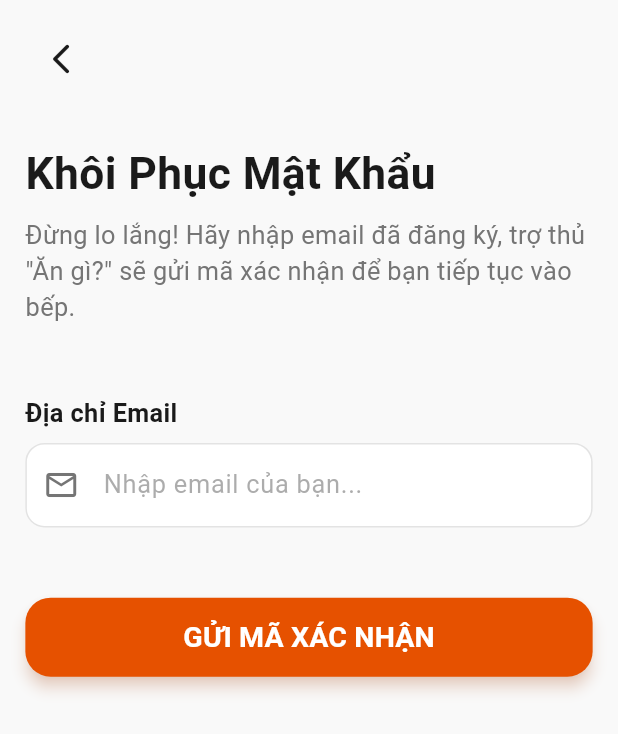
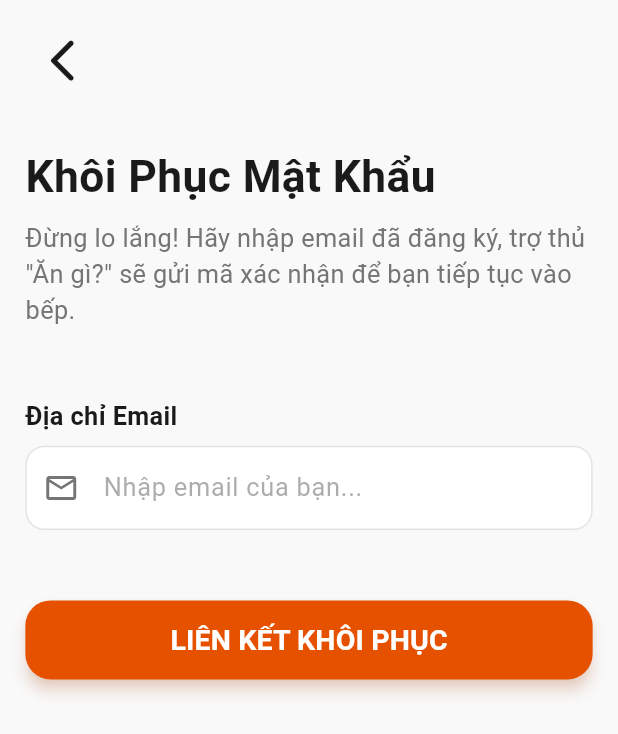
Before and after one commit to WhiteCornFour/an_gi, a Flutter app: the ForgotPasswordPage screen opened directly, on a phone screen of 412 x 824 dp. Shown: the top 734 px of the screen. Run offline on Flutter 3.47's test engine with Material 3 defaults, Android fonts, the phone set to English and light mode, and no system bars; our stand-ins replace dio, firebase_auth, firebase_core, flutter_bloc, hydrated_bloc; missing offline and left inert: dio_cache_interceptor; accounts and stored records are empty.

Commit message:
feat(auth): implement forgot password flow with bloc and firebase

```diff
--- a/lib/features/auth/presentation/bloc/auth_event.dart
+++ b/lib/features/auth/presentation/bloc/auth_event.dart
@@ -20,3 +20,9 @@ class LoginSubmittedEvent extends AuthEvent {
 
   const LoginSubmittedEvent({required this.email, required this.password});
 }
+
+class ForgotPasswordSubmittedEvent extends AuthEvent {
+  final String email;
+
+  const ForgotPasswordSubmittedEvent({required this.email});
+}
--- a/lib/features/auth/presentation/bloc/auth_state.dart
+++ b/lib/features/auth/presentation/bloc/auth_state.dart
@@ -1,4 +1,3 @@
-
 import 'package:firebase_auth/firebase_auth.dart';
 
 abstract class AuthState {
@@ -23,3 +22,7 @@ class AuthLoginSuccessState extends AuthState {
   final User user;
   const AuthLoginSuccessState({required this.user});
 }
+
+class AuthForgotPasswordSuccessState extends AuthState {
+  const AuthForgotPasswordSuccessState();
+}
--- a/lib/features/auth/presentation/constants/auth_strings.dart
+++ b/lib/features/auth/presentation/constants/auth_strings.dart
@@ -33,7 +33,7 @@ class AuthStrings {
       'email_hint': 'Nhập email của bạn...',
       'password_label': 'Mật khẩu',
       'password_hint': 'Nhập mật khẩu của bạn...',
-      'login_button': 'ĐĂNG NHẬP CHẮC CHẮN',
+      'login_button': 'ĐĂNG NHẬP NGAY',
       'forgot_password': 'Quên mật khẩu?',
       'no_account': 'Chưa có tài khoản? ',
       'register_now': 'Đăng ký ngay',
@@ -53,14 +53,14 @@ class AuthStrings {
       'empty_name': 'Họ và tên không được để trống',
       'password_not_match': 'Mật khẩu xác nhận không trùng khớp',
       'register_success': 'Đăng ký thành công tài khoản Ăn Gì!',
-      //Forgot passowrd
+      //Forgot password
       'forgot_title': 'Khôi Phục Mật Khẩu',
       'forgot_subtitle':
           'Đừng lo lắng! Hãy nhập email đã đăng ký, trợ thủ "Ăn gì?" sẽ gửi mã xác nhận để bạn tiếp tục vào bếp.',
-      'send_request_button': 'GỬI MÃ XÁC NHẬN',
+      'send_request_button': 'LIÊN KẾT KHÔI PHỤC',
       'back_to_login': 'Quay lại đăng nhập',
       'success_send_email': 'Liên kết khôi phục đã được gửi vào email của bạn!',
-      //Erors
+      //Errors
       'error_email_already_in_use':
           'Email này đã được đăng ký bởi tài khoản khác.',
       'error_invalid_email': 'Địa chỉ email không đúng định dạng.',
@@ -126,7 +126,7 @@ class AuthStrings {
       'empty_name': 'Full name cannot be empty',
       'password_not_match': 'Confirm password does not match',
       'register_success': 'Successfully registered What to Eat account!',
-      //Forgot passowrd
+      //Forgot password
       'forgot_title': 'Reset Password',
       'forgot_subtitle':
           'Don\'t worry! Enter your registered email, and "What to Eat?" assistant will send a reset link to get you back to the kitchen.',
@@ -134,7 +134,7 @@ class AuthStrings {
       'back_to_login': 'Back to login',
       'success_send_email':
           'A password reset link has been sent to your email!',
-      //Erors
+      //Errors
       'error_email_already_in_use':
           'This email is already registered by another account.',
       'error_invalid_email': 'The email address is badly formatted.',
--- a/lib/features/auth/presentation/pages/forgot_password_page.dart
+++ b/lib/features/auth/presentation/pages/forgot_password_page.dart
@@ -1,11 +1,14 @@
-// lib/features/auth/presentation/pages/forgot_password_page.dart
-
 import 'package:flutter/material.dart';
+import 'package:flutter_bloc/flutter_bloc.dart';
 import '../../../../core/components/custom_text_field.dart';
+import '../../../../core/components/app_toast.dart'; // Nạp vũ khí Toast
 import '../../../../core/constants/app_strings.dart';
 import '../../../../core/theme/app_colors.dart';
 import '../../../../core/theme/app_sizes.dart';
 import '../../../../core/theme/app_text_styles.dart';
+import '../bloc/auth_bloc.dart';
+import '../bloc/auth_event.dart';
+import '../bloc/auth_state.dart';
 
 class ForgotPasswordPage extends StatefulWidget {
   const ForgotPasswordPage({super.key});
@@ -26,15 +29,44 @@ class _ForgotPasswordPageState extends State<ForgotPasswordPage> {
 
   void _handleSubmit() {
     if (_formKey.currentState!.validate()) {
-      // TODO: Gửi sự kiện ForgotPasswordEvent sang AuthBloc ở bước tiếp theo
-      ScaffoldMessenger.of(context).showSnackBar(
-        SnackBar(content: Text(AppStrings.get(context, 'success_send_email'))),
+      // ĐẤU NỐI LOGIC: Bắn sự kiện gửi email sang AuthBloc
+      context.read<AuthBloc>().add(
+        ForgotPasswordSubmittedEvent(email: _emailController.text.trim()),
+      );
+    } else {
+      AppToast.show(
+        context,
+        message: AppStrings.get(context, 'warning_form_invalid'),
+        type: ToastType.warning,
       );
     }
   }
 
   @override
   Widget build(BuildContext context) {
+    return BlocConsumer<AuthBloc, AuthState>(
+      listener: (context, state) {
+        if (state is AuthFailureState) {
+          AppToast.show(
+            context,
+            message: AppStrings.get(context, state.errorMessageKey),
+            type: ToastType.error,
+          );
+        }
+        if (state is AuthForgotPasswordSuccessState) {
+          AppToast.show(
+            context,
+            message: AppStrings.get(context, 'success_send_email'),
+            type: ToastType.success,
+          );
+          Navigator.pop(
+            context,
+          ); // Quay về trang Login sau khi gửi link thành công
+        }
+      },
+      builder: (context, state) {
+        final isLoading = state is AuthLoadingState;
+
         return Scaffold(
           backgroundColor: AppColors.background,
           body: SafeArea(
@@ -49,19 +81,18 @@ class _ForgotPasswordPageState extends State<ForgotPasswordPage> {
                   child: Column(
                     crossAxisAlignment: CrossAxisAlignment.start,
                     children: [
-                  SizedBox(height: AppSizes.spaceM(context)),
-                  _BackButton(context: context),
+                      const _BackButton(), // Widget quay lại phòng khách
                       SizedBox(height: AppSizes.spaceX(context)),
                       _HeaderSection(context: context),
                       SizedBox(height: AppSizes.spaceX(context) * 1.5),
-
-                  // Tái sử dụng linh kiện dùng chung vô cùng mượt mà
                       CustomTextField(
                         label: AppStrings.get(context, 'email_label'),
                         hint: AppStrings.get(context, 'email_hint'),
                         controller: _emailController,
                         keyboardType: TextInputType.emailAddress,
                         prefixIcon: Icons.email_outlined,
+                        enabled:
+                            !isLoading, // Khóa trường nhập khi đang gọi API
                         validator: (value) {
                           if (value == null || !value.contains('@')) {
                             return AppStrings.get(context, 'invalid_email');
@@ -70,7 +101,18 @@ class _ForgotPasswordPageState extends State<ForgotPasswordPage> {
                         },
                       ),
                       SizedBox(height: AppSizes.spaceX(context) * 1.5),
-                  _SubmitButton(context: context, onPressed: _handleSubmit),
+                      isLoading
+                          ? const Center(
+                              child: CircularProgressIndicator(
+                                valueColor: AlwaysStoppedAnimation<Color>(
+                                  AppColors.primary,
+                                ),
+                              ),
+                            )
+                          : _SubmitButton(
+                              context: context,
+                              onPressed: _handleSubmit,
+                            ),
                     ],
                   ),
                 ),
@@ -78,22 +120,25 @@ class _ForgotPasswordPageState extends State<ForgotPasswordPage> {
             ),
           ),
         );
+      },
+    );
   }
 }
 
-// --- CÁC LOCAL PRIVATE WIDGETS ---
+// --- CÁC PRIVATE SUB-WIDGETS ĐÃ ĐƯỢC CHUẨN HÓA KIẾN TRÚC ---
 
 class _BackButton extends StatelessWidget {
-  final BuildContext context;
-  const _BackButton({required this.context});
+  const _BackButton();
 
   @override
   Widget build(BuildContext context) {
-    return IconButton(
+    return Padding(
+      padding: EdgeInsets.only(top: AppSizes.spaceM(context)),
+      child: IconButton(
         onPressed: () => Navigator.pop(context),
-      icon: const Icon(
-        Icons.arrow_back_ios_new_rounded,
+        icon: const Icon(Icons.arrow_back_ios_new_rounded),
         color: AppColors.textPrimary,
+        iconSize: AppSizes.iconL(context),
       ),
     );
   }
@@ -141,9 +186,7 @@ class _SubmitButton extends StatelessWidget {
         style: ElevatedButton.styleFrom(
           backgroundColor: AppColors.primary,
           elevation: 4,
-          shadowColor: const Color(
-            0x66E65100,
-          ), // Triệt tiêu completely withOpacity
+          shadowColor: const Color(0x66E65100),
           shape: RoundedRectangleBorder(
             borderRadius: BorderRadius.circular(AppSizes.radiusL(context)),
           ),
```
Also changed, not shown: lib/features/auth/data/services/firebase_auth_service.dart (+10 -0 lines), lib/features/auth/presentation/bloc/auth_bloc.dart (+23 -0 lines). Lines whose indentation alone changed are shown as unchanged.
